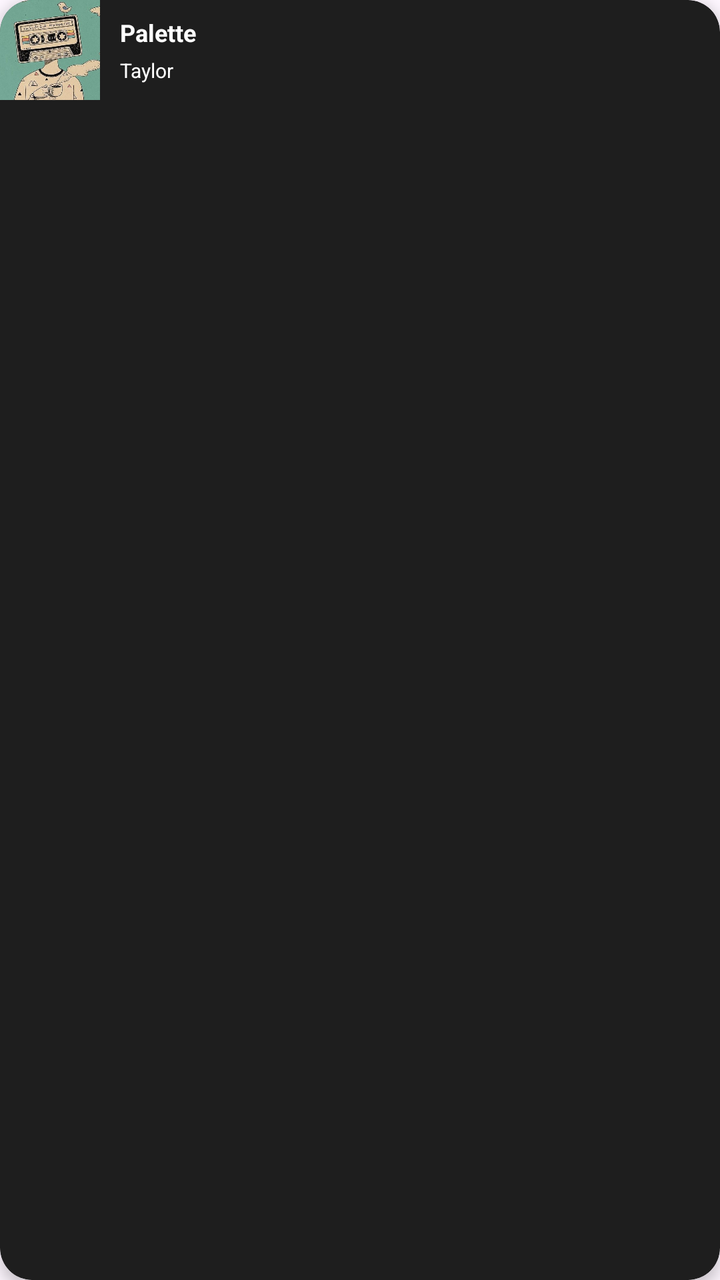
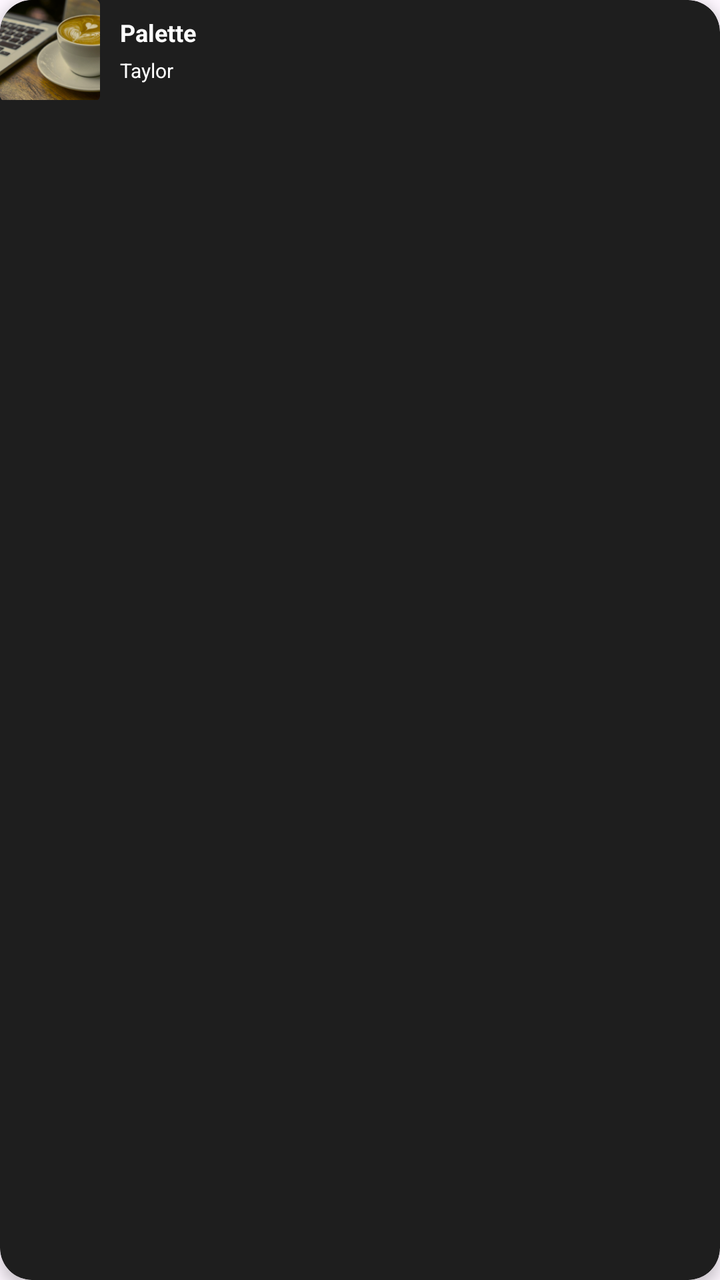

An Android layout rendered at two revisions. The XML below is the earlier revision; the diff shows what the commit changed to produce the second picture.
<!-- AndroidManifest.xml: application theme Theme.Musium -->
<!-- res/layout/item_top_album.xml -->
<?xml version="1.0" encoding="utf-8"?>
<layout
    xmlns:android="http://schemas.android.com/apk/res/android"
    xmlns:app="http://schemas.android.com/apk/res-auto">
<androidx.cardview.widget.CardView
    android:layout_width="match_parent"
    android:layout_height="wrap_content"
    android:layout_margin="6dp"
    app:cardBackgroundColor="@color/black_bg"
    app:cardCornerRadius="16dp"
    app:cardElevation="4dp">

    <androidx.constraintlayout.widget.ConstraintLayout
        android:layout_width="match_parent"
        android:layout_height="wrap_content">
        <ImageView
            android:id="@+id/ivTopAlbums"

            android:layout_width="50dp"
            android:layout_height="50dp"
            android:scaleType="centerCrop"
            android:src="@drawable/cassette_head"
            app:layout_constraintBottom_toBottomOf="parent"
            app:layout_constraintStart_toStartOf="parent"
            app:layout_constraintTop_toTopOf="parent" />


        <TextView
            android:id="@+id/tvSongName"
            android:layout_width="wrap_content"
            android:layout_height="wrap_content"
            android:layout_marginStart="10dp"
            android:layout_marginTop="8dp"
            android:text="Palette"
            android:maxLength="9"
            android:maxLines="1"
            android:textColor="@color/white"
            android:textSize="12sp"
            android:textStyle="bold"
            app:layout_constraintStart_toEndOf="@id/ivTopAlbums"
            app:layout_constraintTop_toTopOf="parent" />


        <TextView
            android:maxLength="9"
            android:maxLines="1"
            android:id="@+id/tvArtistName"
            android:layout_width="wrap_content"
            android:layout_height="wrap_content"
            android:layout_marginBottom="8dp"
            android:textSize="10sp"
            android:text="Taylor"
            android:textColor="@color/white"
            app:layout_constraintBottom_toBottomOf="parent"
            app:layout_constraintStart_toStartOf="@id/tvSongName" />

    </androidx.constraintlayout.widget.ConstraintLayout>

</androidx.cardview.widget.CardView>
</layout>
<!-- resources referenced by this layout -->
<resources>
  <color name="black_bg">#1E1E1E</color>
  <color name="white">#FFFFFFFF</color>
  <!-- drawable cassette_head: jpg bitmap (drawable, 60018 bytes) -->
  <style name="Theme.Musium" parent="Base.Theme.Musium" />
  <style name="Base.Theme.Musium" parent="Theme.Material3.DayNight.NoActionBar">
          
          
      </style>
</resources>

<!-- the commit's change to res/layout/item_top_album.xml (unified diff, before → after) -->
@@ -19,7 +19,7 @@
             android:layout_width="50dp"
             android:layout_height="50dp"
             android:scaleType="centerCrop"
-            android:src="@drawable/cassette_head"
+            android:src="@drawable/img_top_album1"
             app:layout_constraintBottom_toBottomOf="parent"
             app:layout_constraintStart_toStartOf="parent"
             app:layout_constraintTop_toTopOf="parent" />
<!-- resource entries referenced after the edit -->
@@ -2,7 +2,7 @@
 <resources>
   <color name="black_bg">#1E1E1E</color>
   <color name="white">#FFFFFFFF</color>
-  <!-- drawable cassette_head: jpg bitmap (drawable, 60018 bytes) -->
+  <!-- drawable img_top_album1: png bitmap (drawable, 46654 bytes) -->
   <style name="Theme.Musium" parent="Base.Theme.Musium" />
   <style name="Base.Theme.Musium" parent="Theme.Material3.DayNight.NoActionBar">
           
